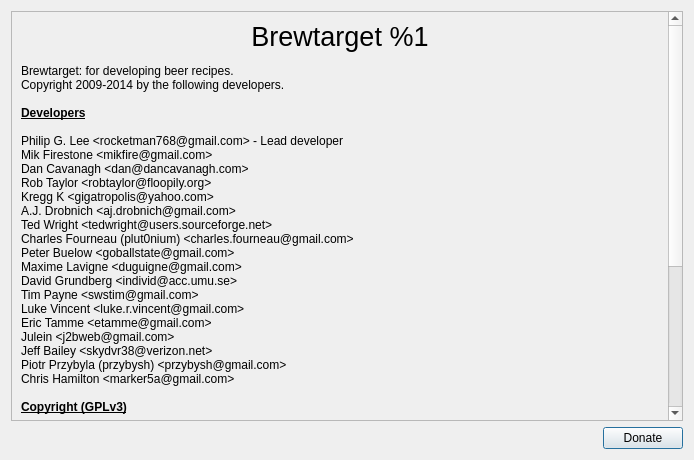
Before: the Qt Designer form ui/aboutDialog.ui in Brewtarget/brewtarget, drawn with Qt 5.
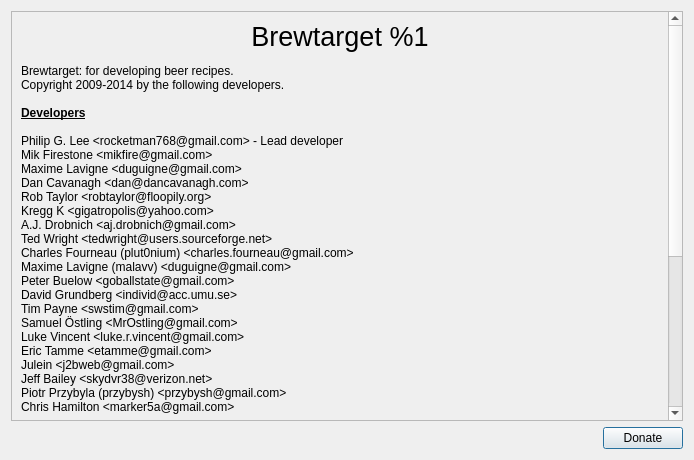
After: the same form once the commit is applied. Icons and pictures are not drawn.

Commit message: Updated author lists

Patch:
```diff
--- a/ui/aboutDialog.ui
+++ b/ui/aboutDialog.ui
@@ -25,14 +25,14 @@
         <x>0</x>
         <y>0</y>
         <width>665</width>
-        <height>572</height>
+        <height>598</height>
        </rect>
       </property>
       <layout class="QVBoxLayout" name="verticalLayout_2">
        <item>
         <widget class="QLabel" name="label">
          <property name="text">
-          <string>&lt;!DOCTYPE HTML PUBLIC &quot;-//W3C//DTD HTML 4.0//EN&quot; &quot;http://www.w3.org/TR/REC-html40/strict.dtd&quot;&gt;
+          <string notr="true">&lt;!DOCTYPE HTML PUBLIC &quot;-//W3C//DTD HTML 4.0//EN&quot; &quot;http://www.w3.org/TR/REC-html40/strict.dtd&quot;&gt;
 &lt;html&gt;&lt;head&gt;&lt;meta name=&quot;qrichtext&quot; content=&quot;1&quot; /&gt;&lt;style type=&quot;text/css&quot;&gt;
 p, li { white-space: pre-wrap; }
 &lt;/style&gt;&lt;/head&gt;&lt;body style=&quot; font-family:'DejaVu Sans'; font-size:9pt; font-weight:400; font-style:normal;&quot;&gt;
@@ -44,16 +44,18 @@
 &lt;p style=&quot;-qt-paragraph-type:empty; margin-top:0px; margin-bottom:0px; margin-left:0px; margin-right:0px; -qt-block-indent:0; text-indent:0px; font-family:'Courier New,courier';&quot;&gt;&lt;br /&gt;&lt;/p&gt;
 &lt;p style=&quot; margin-top:0px; margin-bottom:0px; margin-left:0px; margin-right:0px; -qt-block-indent:0; text-indent:0px;&quot;&gt;Philip G. Lee &amp;lt;rocketman768@gmail.com&amp;gt; - Lead developer&lt;/p&gt;
 &lt;p style=&quot; margin-top:0px; margin-bottom:0px; margin-left:0px; margin-right:0px; -qt-block-indent:0; text-indent:0px;&quot;&gt;Mik Firestone &amp;lt;mikfire@gmail.com&amp;gt;&lt;/p&gt;
+&lt;p style=&quot; margin-top:0px; margin-bottom:0px; margin-left:0px; margin-right:0px; -qt-block-indent:0; text-indent:0px;&quot;&gt;Maxime Lavigne &amp;lt;duguigne@gmail.com&amp;gt;&lt;/p&gt;
 &lt;p style=&quot; margin-top:0px; margin-bottom:0px; margin-left:0px; margin-right:0px; -qt-block-indent:0; text-indent:0px;&quot;&gt;Dan Cavanagh &amp;lt;dan@dancavanagh.com&amp;gt;&lt;/p&gt;
 &lt;p style=&quot; margin-top:0px; margin-bottom:0px; margin-left:0px; margin-right:0px; -qt-block-indent:0; text-indent:0px;&quot;&gt;Rob Taylor &amp;lt;robtaylor@floopily.org&amp;gt;&lt;/p&gt;
 &lt;p style=&quot; margin-top:0px; margin-bottom:0px; margin-left:0px; margin-right:0px; -qt-block-indent:0; text-indent:0px;&quot;&gt;Kregg K &amp;lt;gigatropolis@yahoo.com&amp;gt;&lt;/p&gt;
 &lt;p style=&quot; margin-top:0px; margin-bottom:0px; margin-left:0px; margin-right:0px; -qt-block-indent:0; text-indent:0px;&quot;&gt;A.J. Drobnich &amp;lt;aj.drobnich@gmail.com&amp;gt;&lt;/p&gt;
 &lt;p style=&quot; margin-top:0px; margin-bottom:0px; margin-left:0px; margin-right:0px; -qt-block-indent:0; text-indent:0px;&quot;&gt;Ted Wright &amp;lt;tedwright@users.sourceforge.net&amp;gt;&lt;/p&gt;
 &lt;p style=&quot; margin-top:0px; margin-bottom:0px; margin-left:0px; margin-right:0px; -qt-block-indent:0; text-indent:0px;&quot;&gt;Charles Fourneau (plut0nium) &amp;lt;charles.fourneau@gmail.com&amp;gt;&lt;/p&gt;
+&lt;p style=&quot; margin-top:0px; margin-bottom:0px; margin-left:0px; margin-right:0px; -qt-block-indent:0; text-indent:0px;&quot;&gt;Maxime Lavigne (malavv) &amp;lt;duguigne@gmail.com&amp;gt;&lt;/p&gt;
 &lt;p style=&quot; margin-top:0px; margin-bottom:0px; margin-left:0px; margin-right:0px; -qt-block-indent:0; text-indent:0px;&quot;&gt;Peter Buelow &amp;lt;goballstate@gmail.com&amp;gt;&lt;/p&gt;
-&lt;p style=&quot; margin-top:0px; margin-bottom:0px; margin-left:0px; margin-right:0px; -qt-block-indent:0; text-indent:0px;&quot;&gt;Maxime Lavigne &amp;lt;duguigne@gmail.com&amp;gt;&lt;/p&gt;
 &lt;p style=&quot; margin-top:0px; margin-bottom:0px; margin-left:0px; margin-right:0px; -qt-block-indent:0; text-indent:0px;&quot;&gt;David Grundberg &amp;lt;individ@acc.umu.se&amp;gt;&lt;/p&gt;
 &lt;p style=&quot; margin-top:0px; margin-bottom:0px; margin-left:0px; margin-right:0px; -qt-block-indent:0; text-indent:0px;&quot;&gt;Tim Payne &amp;lt;swstim@gmail.com&amp;gt;&lt;/p&gt;
+&lt;p style=&quot; margin-top:0px; margin-bottom:0px; margin-left:0px; margin-right:0px; -qt-block-indent:0; text-indent:0px;&quot;&gt;Samuel Östling &amp;lt;MrOstling@gmail.com&amp;gt;&lt;/p&gt;
 &lt;p style=&quot; margin-top:0px; margin-bottom:0px; margin-left:0px; margin-right:0px; -qt-block-indent:0; text-indent:0px;&quot;&gt;Luke Vincent &amp;lt;luke.r.vincent@gmail.com&amp;gt;&lt;/p&gt;
 &lt;p style=&quot; margin-top:0px; margin-bottom:0px; margin-left:0px; margin-right:0px; -qt-block-indent:0; text-indent:0px;&quot;&gt;Eric Tamme &amp;lt;etamme@gmail.com&amp;gt;&lt;/p&gt;
 &lt;p style=&quot; margin-top:0px; margin-bottom:0px; margin-left:0px; margin-right:0px; -qt-block-indent:0; text-indent:0px;&quot;&gt;Julein &amp;lt;j2bweb@gmail.com&amp;gt;&lt;/p&gt;
```
The commit also changes 1 other file.
